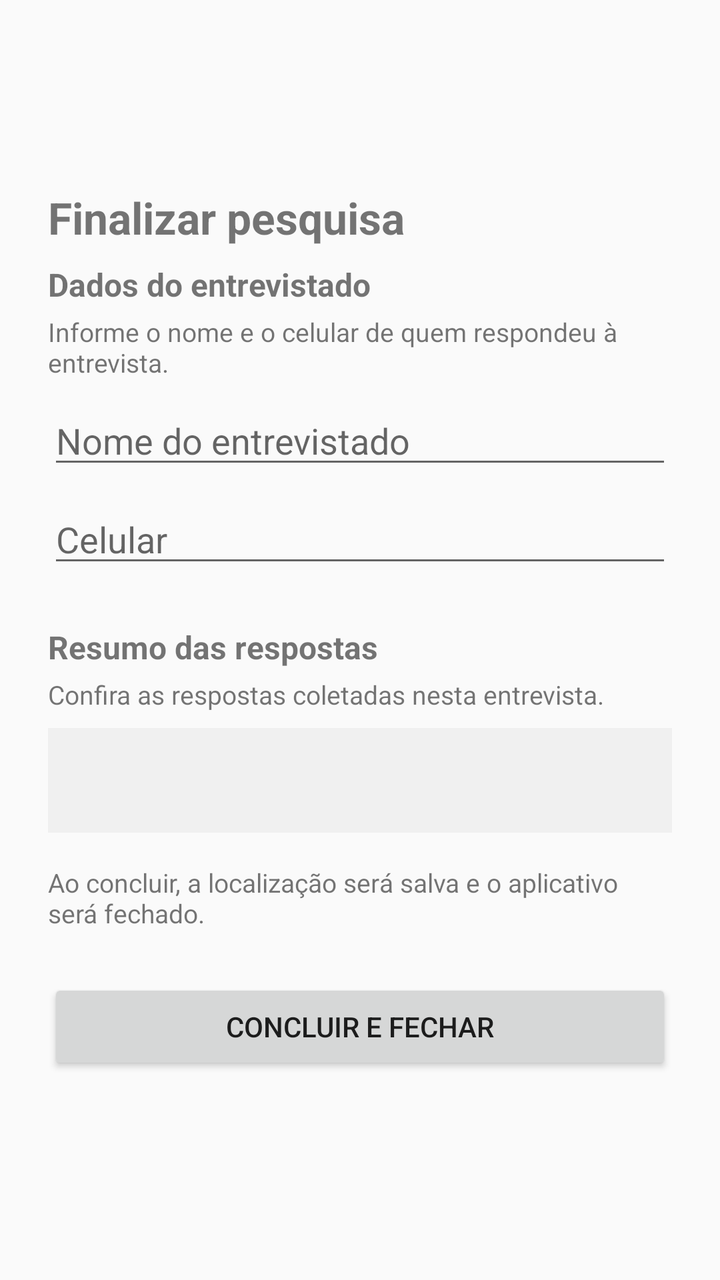
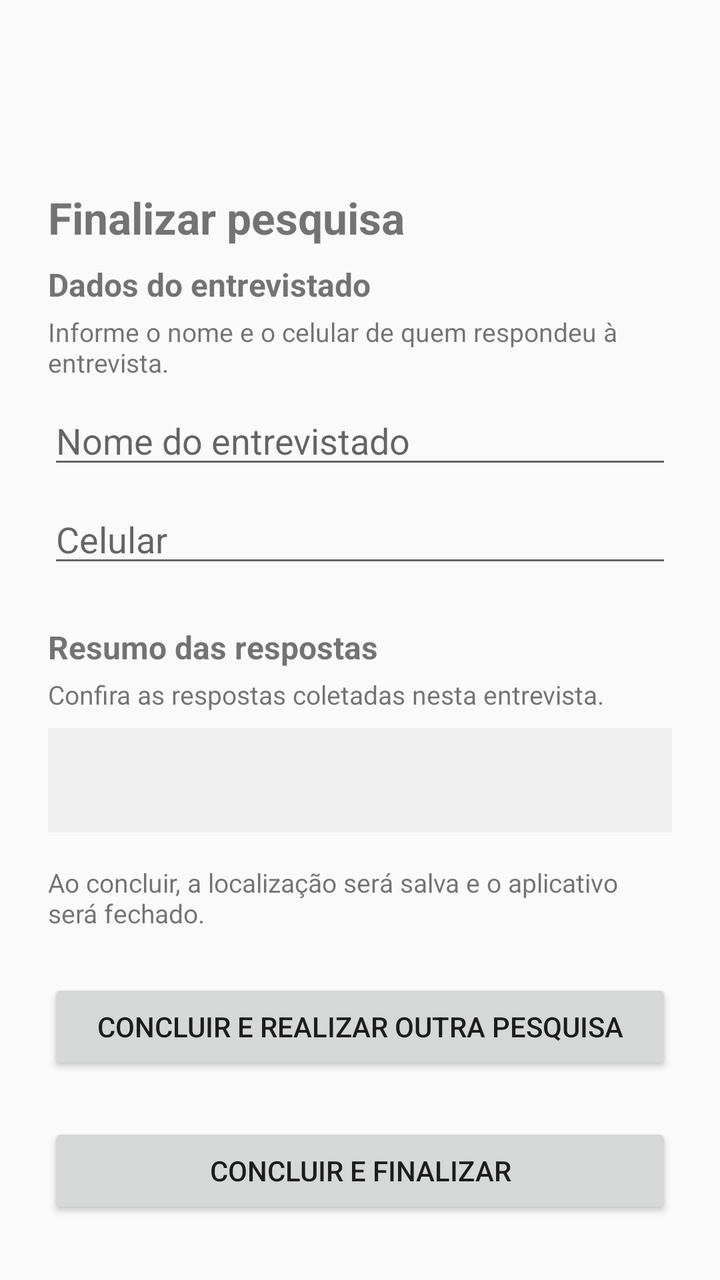

Two renders of the same Android screen: before a commit and after it. Below are the layout's source before the change and the commit's diff.
<!-- AndroidManifest.xml: application theme android:Theme.Material.Light.DarkActionBar -->
<!-- res/layout/activity_finalizar.xml -->
<?xml version="1.0" encoding="utf-8"?>
<ScrollView xmlns:android="http://schemas.android.com/apk/res/android"
    android:layout_width="match_parent"
    android:layout_height="match_parent">

    <LinearLayout
        android:layout_width="match_parent"
        android:layout_height="wrap_content"
        android:orientation="vertical"
        android:padding="24dp">

        <Space
            android:layout_width="1dp"
            android:layout_height="70dp"/>

        <TextView
            android:layout_width="wrap_content"
            android:layout_height="wrap_content"
            android:text="Finalizar pesquisa"
            android:textSize="22sp"
            android:textStyle="bold"
            android:layout_marginBottom="8dp" />

        <TextView
            android:layout_width="wrap_content"
            android:layout_height="wrap_content"
            android:text="Dados do entrevistado"
            android:textSize="16sp"
            android:textStyle="bold"
            android:layout_marginBottom="4dp" />

        <TextView
            android:layout_width="wrap_content"
            android:layout_height="wrap_content"
            android:text="Informe o nome e o celular de quem respondeu à entrevista."
            android:textSize="13sp"
            android:layout_marginBottom="8dp" />

        <EditText
            android:id="@+id/editNome"
            android:layout_width="match_parent"
            android:layout_height="wrap_content"
            android:hint="Nome do entrevistado"
            android:inputType="textPersonName" />

        <EditText
            android:id="@+id/editCelular"
            android:layout_width="match_parent"
            android:layout_height="wrap_content"
            android:hint="Celular"
            android:inputType="phone"
            android:layout_marginTop="8dp" />

        <TextView
            android:layout_width="wrap_content"
            android:layout_height="wrap_content"
            android:text="Resumo das respostas"
            android:textSize="16sp"
            android:textStyle="bold"
            android:layout_marginTop="24dp"
            android:layout_marginBottom="4dp" />

        <TextView
            android:layout_width="wrap_content"
            android:layout_height="wrap_content"
            android:text="Confira as respostas coletadas nesta entrevista."
            android:textSize="13sp"
            android:layout_marginBottom="8dp" />

        <TextView
            android:id="@+id/textoResumo"
            android:layout_width="match_parent"
            android:layout_height="wrap_content"
            android:textSize="15sp"
            android:lineSpacingExtra="6dp"
            android:background="#F0F0F0"
            android:padding="16dp" />

        <TextView
            android:layout_width="wrap_content"
            android:layout_height="wrap_content"
            android:text="Ao concluir, a localização será salva e o aplicativo será fechado."
            android:textSize="13sp"
            android:layout_marginTop="16dp" />

        <Button
            android:id="@+id/botaoConcluir"
            android:layout_width="match_parent"
            android:layout_height="wrap_content"
            android:text="Concluir e fechar"
            android:layout_marginTop="24dp" />

    </LinearLayout>

</ScrollView>
<!-- resources referenced by this layout -->
<resources>

</resources>

<!-- the commit's change to res/layout/activity_finalizar.xml (unified diff, before → after) -->
@@ -87,7 +87,14 @@
             android:id="@+id/botaoConcluir"
             android:layout_width="match_parent"
             android:layout_height="wrap_content"
-            android:text="Concluir e fechar"
+            android:text="Concluir e realizar outra pesquisa"
+            android:layout_marginTop="24dp" />
+
+        <Button
+            android:id="@+id/botaoFinalizar"
+            android:layout_width="match_parent"
+            android:layout_height="wrap_content"
+            android:text="Concluir e finalizar"
             android:layout_marginTop="24dp" />
 
     </LinearLayout>
